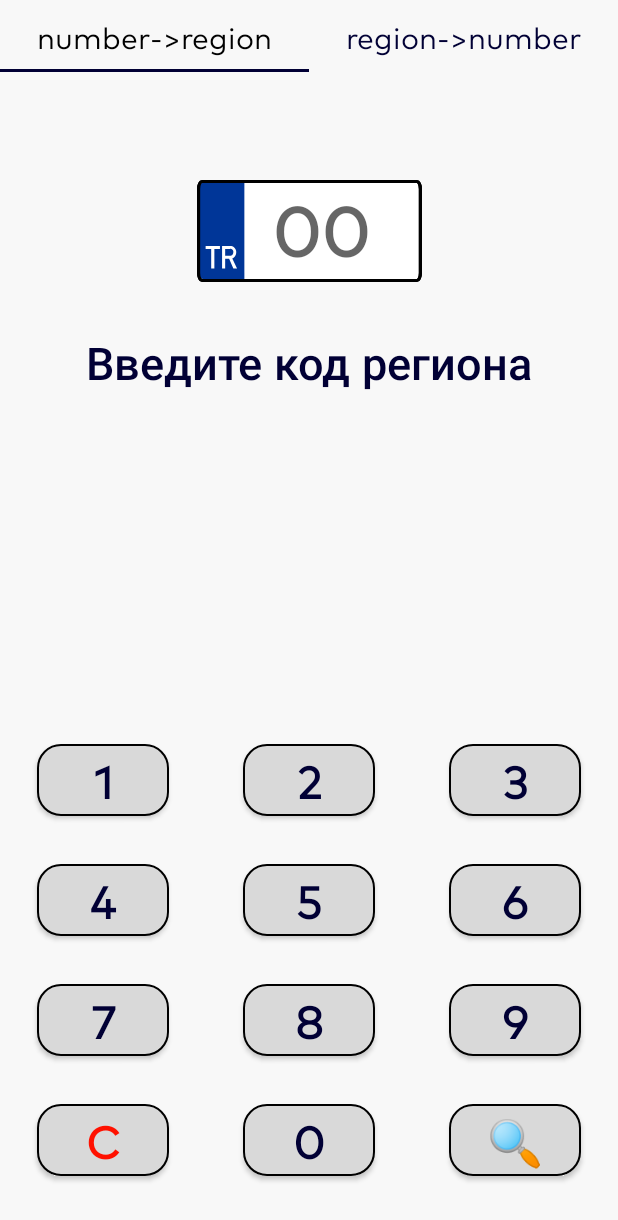
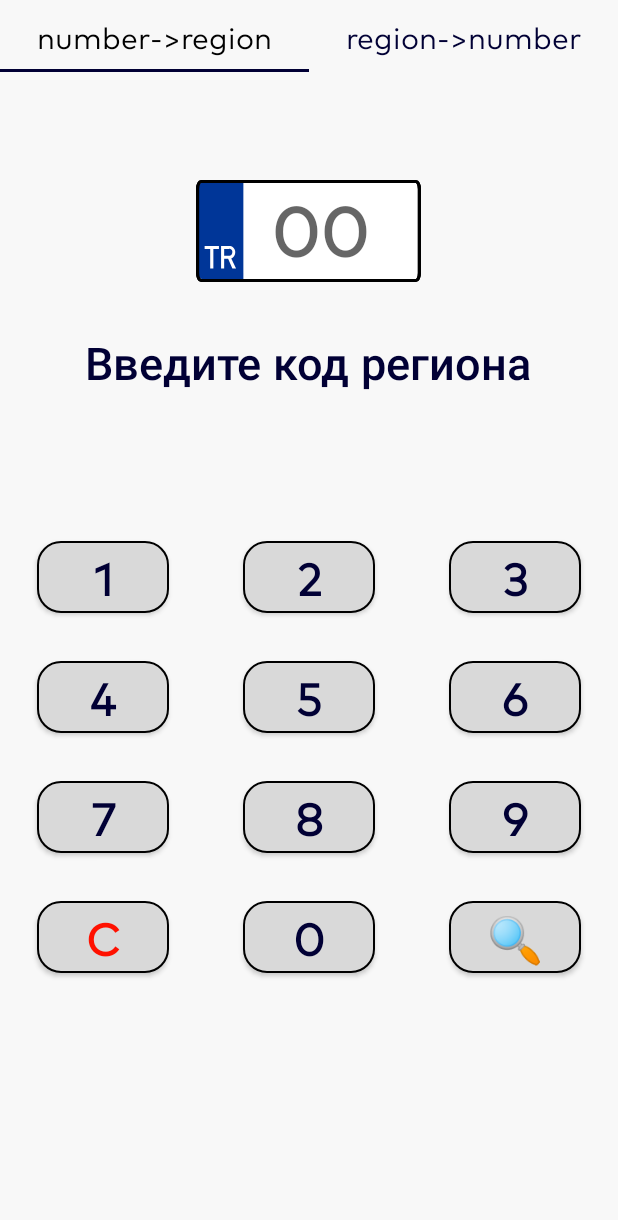
Before and after one commit to adden00/TurkeyCarsRegions, an Android app: the screen it shows after launch (MainActivity), on a phone screen of 412 x 824 dp. Shown: the top 1220 px of the screen. Run offline under Robolectric (Android 15) with nearby library versions, the phone set to English and light mode, and no system bars; our stand-ins replace Dagger/Hilt's generated code, Room's generated code.

Commit message:
fixed bugs with empty response

```diff
--- a/app/src/main/java/com/example/turkeyregions/app/presentation/ViewModel.kt
+++ b/app/src/main/java/com/example/turkeyregions/app/presentation/ViewModel.kt
@@ -28,8 +28,6 @@ class RegionViewModel @Inject constructor(
     init {
         currentRegion.value = "Введите код региона"
         getAllRegions()
-
-
     }
 
 
@@ -59,6 +57,8 @@ class RegionViewModel @Inject constructor(
             val trCodes = networkService.getAllRegions().toMutableList()
             val ruCodes = networkService.getAllRuRegions()
 
+
+            if (trCodes.size != 0) {
                 for (i in trCodes.indices) {
                     trCodes[i] = trCodes[i].copy(name = "${trCodes[i].name} (${ruCodes[i].name})")
                 }
@@ -67,7 +67,9 @@ class RegionViewModel @Inject constructor(
                     dao.insertDynamicRegion(it.toDao())
                 }
                 getAllRegions()
+            }
             isLoading.postValue(false)
+
             val message = if (trCodes.size == 0)
                 "Ошибка при загрузке данных!"
             else
--- a/app/src/main/java/com/example/turkeyregions/app/presentation/search_by_code_screen/ButtonAdapter.kt
+++ b/app/src/main/java/com/example/turkeyregions/app/presentation/search_by_code_screen/ButtonAdapter.kt
@@ -24,6 +24,8 @@ class ButtonAdapter(private val listener: Listener) :
             }
             if (item == "C")
                 binding.btn.setTextColor(binding.root.context.getColor(R.color.red))
+            else
+                binding.btn.setTextColor(binding.root.context.getColor(R.color.main_text_color))
         }
 
     }
--- a/app/src/main/java/com/example/turkeyregions/app/presentation/search_by_code_screen/SearchByCodeFragment.kt
+++ b/app/src/main/java/com/example/turkeyregions/app/presentation/search_by_code_screen/SearchByCodeFragment.kt
@@ -42,7 +42,7 @@ class SearchByCodeFragment : Fragment() {
             binding.tvRegionName.text = it ?: "Введите код региона"
         }
         viewModel.isLoading.observe(viewLifecycleOwner) {
-            binding.progressBar.visibility = if (it) View.VISIBLE else View.GONE
+            binding.progressBar.visibility = if (it) View.VISIBLE else View.INVISIBLE
         }
     }
 
--- a/app/src/main/res/layout/fragmemt_search_by_code.xml
+++ b/app/src/main/res/layout/fragmemt_search_by_code.xml
@@ -1,30 +1,19 @@
 <?xml version="1.0" encoding="utf-8"?>
-<androidx.constraintlayout.widget.ConstraintLayout xmlns:android="http://schemas.android.com/apk/res/android"
+<LinearLayout xmlns:android="http://schemas.android.com/apk/res/android"
     android:layout_width="match_parent"
     android:layout_height="match_parent"
+    android:orientation="vertical"
     xmlns:tools="http://schemas.android.com/tools"
     xmlns:app="http://schemas.android.com/apk/res-auto"
     tools:context=".app.presentation.search_by_code_screen.SearchByCodeFragment">
 
-
-    <TextView
-        android:id="@+id/tvRegionName"
-        style="@style/text_header"
-        android:layout_width="wrap_content"
-        android:layout_height="wrap_content"
-        android:layout_marginTop="32dp"
-
-        android:gravity="center"
-        android:text="@string/type_code"
-        app:layout_constraintEnd_toEndOf="parent"
-        app:layout_constraintStart_toStartOf="parent"
-        app:layout_constraintTop_toBottomOf="@+id/edRegionNumber" />
 
     <EditText
 
         android:id="@+id/edRegionNumber"
         style="@style/text_header1"
         android:layout_width="150dp"
+        android:layout_gravity="center"
         android:layout_height="wrap_content"
         android:layout_marginTop="72dp"
         android:autofillHints=""
@@ -36,19 +25,21 @@
         android:inputType="number"
         android:maxLength="2"
         android:paddingStart="16dp"
-        android:paddingBottom="5dp"
+        android:paddingBottom="5dp" />
+
+    <TextView
+        android:id="@+id/tvRegionName"
+        style="@style/text_header"
+        android:layout_width="wrap_content"
+        android:layout_height="wrap_content"
+        android:layout_marginTop="32dp"
+
+        android:gravity="center"
+        android:layout_gravity="center"
+        android:text="@string/type_code"
         app:layout_constraintEnd_toEndOf="parent"
         app:layout_constraintStart_toStartOf="parent"
-        app:layout_constraintTop_toTopOf="parent" />
-
-    <androidx.recyclerview.widget.RecyclerView
-        android:id="@+id/rcButtons"
-        android:layout_width="0dp"
-        android:layout_height="wrap_content"
-        android:layout_marginBottom="24dp"
-        app:layout_constraintBottom_toBottomOf="parent"
-        app:layout_constraintEnd_toEndOf="parent"
-        app:layout_constraintStart_toStartOf="parent" />
+        app:layout_constraintTop_toBottomOf="@+id/edRegionNumber" />
 
     <androidx.cardview.widget.CardView
         android:id="@+id/progressBar"
@@ -59,15 +50,28 @@
         app:layout_constraintBottom_toBottomOf="parent"
         app:layout_constraintEnd_toEndOf="parent"
         app:layout_constraintStart_toStartOf="parent"
+        android:layout_gravity="center"
         app:layout_constraintTop_toTopOf="parent">
 
         <ProgressBar
             android:layout_margin="10dp"
             android:id="@+id/pbar"
             style="?android:attr/progressBarStyle"
+
             android:layout_width="wrap_content"
             android:layout_height="wrap_content" />
     </androidx.cardview.widget.CardView>
 
+    <androidx.recyclerview.widget.RecyclerView
+        android:id="@+id/rcButtons"
+        android:layout_width="match_parent"
+        android:layout_height="match_parent"
+        android:layout_marginTop="16dp"
+        android:layout_marginBottom="24dp"
+        android:layout_gravity="bottom"
+        app:layout_constraintBottom_toBottomOf="parent"
+        app:layout_constraintEnd_toEndOf="parent"
+        app:layout_constraintStart_toStartOf="parent" />
 
-</androidx.constraintlayout.widget.ConstraintLayout>
+
+</LinearLayout>
--- a/app/src/main/res/values-night/themes.xml
+++ b/app/src/main/res/values-night/themes.xml
@@ -1,16 +1,16 @@
-<resources xmlns:tools="http://schemas.android.com/tools">
+<resources>
     <!-- Base application theme. -->
-    <style name="Theme.TurkeyRegions" parent="Theme.MaterialComponents.DayNight.DarkActionBar">
+    <style name="Theme.TurkeyRegions" parent="Theme.AppCompat.Light.NoActionBar">
         <!-- Primary brand color. -->
-        <item name="colorPrimary">@color/purple_200</item>
+        <item name="colorPrimary">@color/purple_500</item>
         <item name="colorPrimaryVariant">@color/purple_700</item>
-        <item name="colorOnPrimary">@color/black</item>
+        <item name="colorOnPrimary">@color/white</item>
         <!-- Secondary brand color. -->
         <item name="colorSecondary">@color/teal_200</item>
-        <item name="colorSecondaryVariant">@color/teal_200</item>
+        <item name="colorSecondaryVariant">@color/teal_700</item>
         <item name="colorOnSecondary">@color/black</item>
         <!-- Status bar color. -->
-        <item name="android:statusBarColor">?attr/colorPrimaryVariant</item>
-        <!-- Customize your theme here. -->
+        <item name="android:statusBarColor">@color/transparent</item>
+        <item name="android:windowLightStatusBar">true</item>
     </style>
 </resources>
```
Lines whose indentation alone changed are shown as unchanged.
